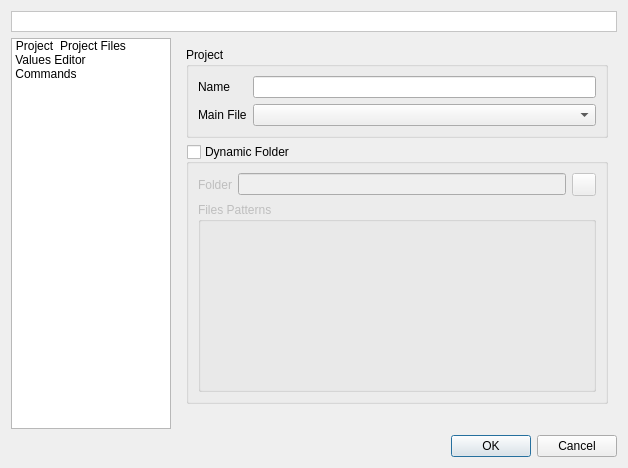
Qt form v2/branches/newxup/monkey/src/xupmanager/gui/UIXUPEditor.ui (testmana2/mks) before a commit.
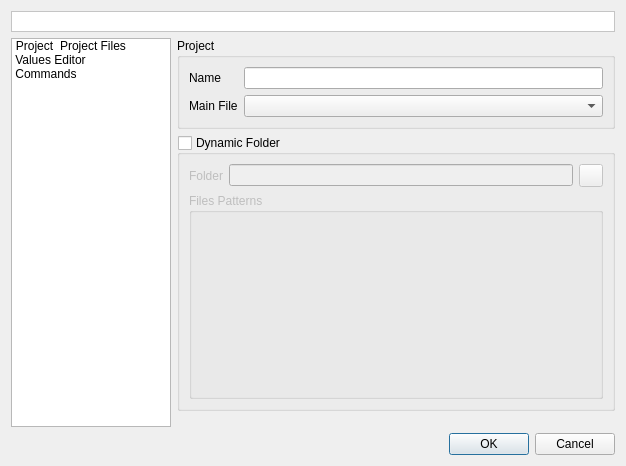
The same form after that commit. The open tabs and pages were chosen to show the change. Icons and pictures are not drawn. Custom widgets are drawn as their Qt base class.

Commit message: newxup WIP - new VariablesEditor widget is now 100% finished.

```diff
--- a/v2/branches/newxup/monkey/src/xupmanager/gui/UIXUPEditor.ui
+++ b/v2/branches/newxup/monkey/src/xupmanager/gui/UIXUPEditor.ui
@@ -6,8 +6,8 @@
    <rect>
     <x>0</x>
     <y>0</y>
-    <width>628</width>
-    <height>468</height>
+    <width>626</width>
+    <height>466</height>
    </rect>
   </property>
   <layout class="QGridLayout" name="gridLayout_2">
@@ -82,6 +82,9 @@
      </property>
      <widget class="QWidget" name="wProject">
       <layout class="QVBoxLayout" name="verticalLayout_2">
+       <property name="margin">
+        <number>0</number>
+       </property>
        <item>
         <widget class="QGroupBox" name="gbProject">
          <property name="sizePolicy">
```
Left out of the diff: 6 changed lines with no effect on the pictures. The commit also changes 3 other files.
